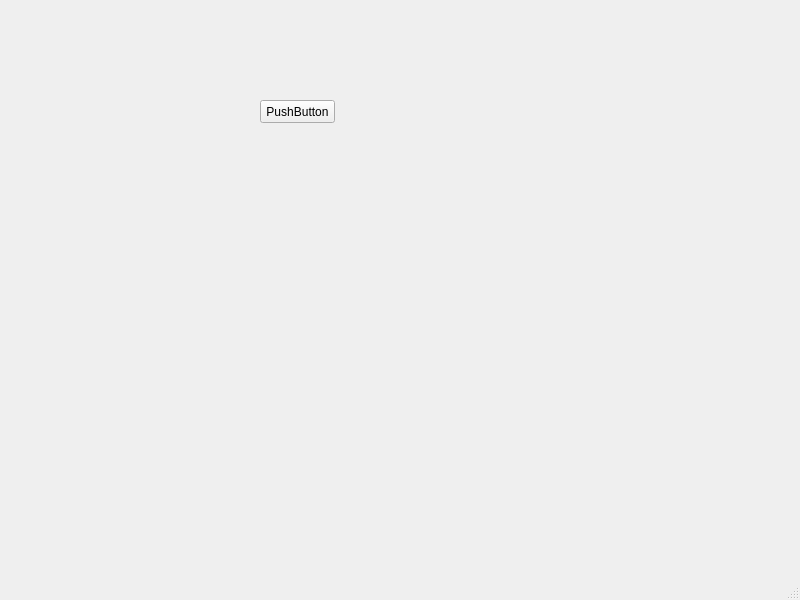
threezinedine/ntt-light-sculpture-app, file app/uis/main_window.ui: the form before one commit.
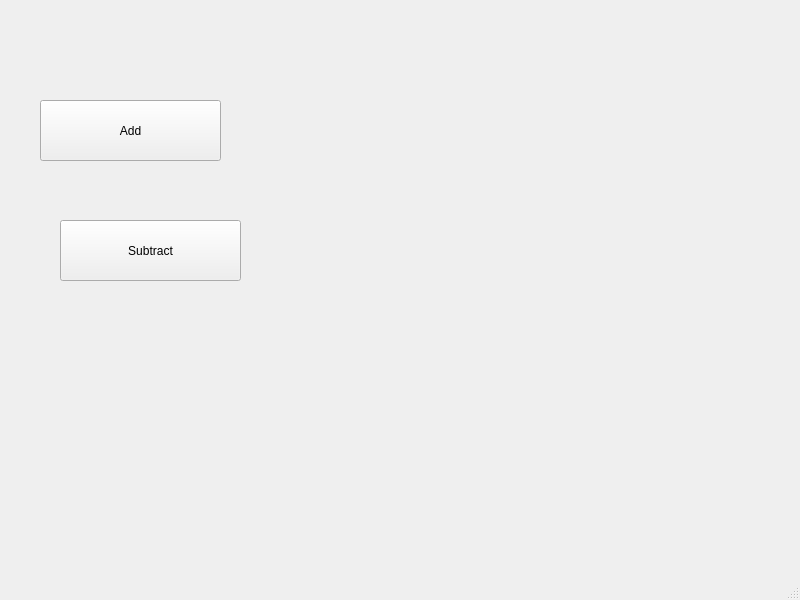
The form after the commit.

The edit to the form file:
```diff
--- a/app/uis/main_window.ui
+++ b/app/uis/main_window.ui
@@ -17,14 +17,27 @@
    <widget class="QPushButton" name="pushButton">
     <property name="geometry">
      <rect>
-      <x>260</x>
+      <x>40</x>
       <y>100</y>
-      <width>75</width>
-      <height>23</height>
+      <width>181</width>
+      <height>61</height>
      </rect>
     </property>
     <property name="text">
-     <string>PushButton</string>
+     <string>Add</string>
+    </property>
+   </widget>
+   <widget class="QPushButton" name="subtractButton">
+    <property name="geometry">
+     <rect>
+      <x>60</x>
+      <y>220</y>
+      <width>181</width>
+      <height>61</height>
+     </rect>
+    </property>
+    <property name="text">
+     <string>Subtract</string>
     </property>
    </widget>
   </widget>
```
Left out of the diff: 2 changed lines with no effect on the pictures.
